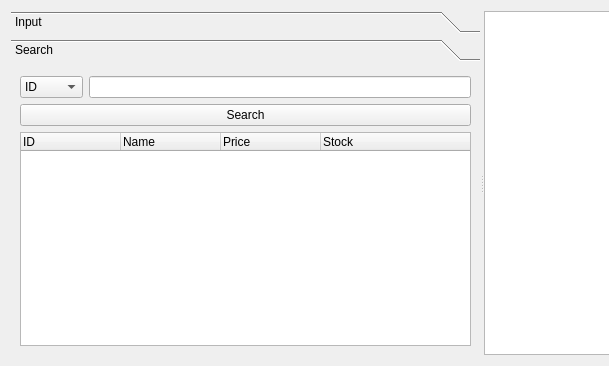
This is productmanagerform.ui in juyeon6454/Customer-management_Qt as Qt 5 draws it before an edit; both pictures show x 0 to 609 and y 0 to 366 of the 933 by 366 pixel window. The edited form follows.
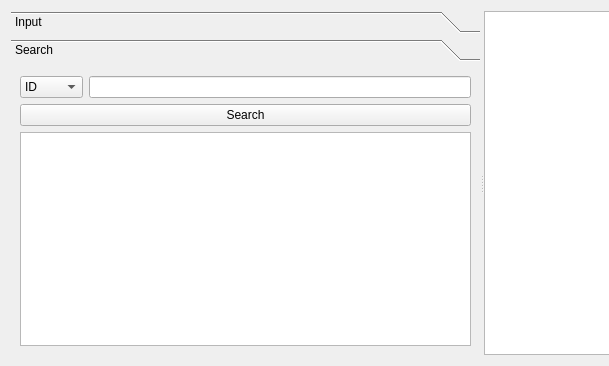
This is the edited form. The open tabs and pages were chosen to show the change.

```diff
--- a/productmanagerform.ui
+++ b/productmanagerform.ui
@@ -195,28 +195,7 @@
          </widget>
         </item>
         <item>
-         <widget class="QTreeWidget" name="searchTreeWidget">
-          <column>
-           <property name="text">
-            <string>ID</string>
-           </property>
-          </column>
-          <column>
-           <property name="text">
-            <string>Name</string>
-           </property>
-          </column>
-          <column>
-           <property name="text">
-            <string>Price</string>
-           </property>
-          </column>
-          <column>
-           <property name="text">
-            <string>Stock</string>
-           </property>
-          </column>
-         </widget>
+         <widget class="QTreeView" name="searchTreeView"/>
         </item>
        </layout>
       </widget>
```
Left out of the diff: 2 changed lines with no effect on the pictures.
